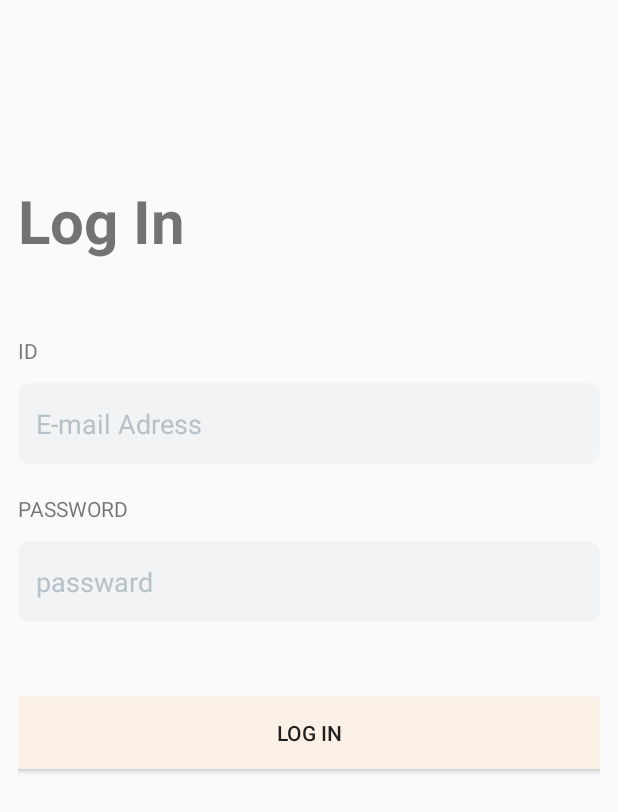
After one commit to new-year-hackathon-team-g/TheTheThe-Android, an Android app: the LoginActivity screen opened directly, with no data from a screen before it, on a phone screen of 412 x 824 dp. The commit adds this screen. Shown: the top 812 px of the screen. Run offline under Robolectric (Android 15) with nearby library versions, the phone set to English and light mode, and no system bars.

Commit message:
login page

```diff
--- a/app/src/main/AndroidManifest.xml
+++ b/app/src/main/AndroidManifest.xml
@@ -15,6 +15,9 @@
         android:theme="@style/Theme.TheTheTheAndroid"
         android:usesCleartextTraffic="true"
         tools:targetApi="31">
+        <activity
+            android:name=".login.LoginActivity"
+            android:exported="false" />
         <activity
             android:name=".signup.SignUpActivity"
             android:exported="false" />
--- a/app/src/main/java/com/soopeach/thethethe_android/couple/CoupleProfileActivity.kt
+++ b/app/src/main/java/com/soopeach/thethethe_android/couple/CoupleProfileActivity.kt
@@ -114,11 +114,11 @@ class CoupleProfileActivity : AppCompatActivity() {
 
     private fun save() {
         val coupleName = binding.coupleNameSetting.text.toString()
-        val coupleIntro = binding.coupleIntroSetting.text.toString()
+        val coupleIntro =  binding.coupleIntroSetting.text.toString()
 
         val data = hashMapOf(
             "coupleName" to coupleName,
-            "introduction" to coupleIntro
+            "introduction" to  coupleIntro
         )
     }
 }
--- /dev/null
+++ b/app/src/main/java/com/soopeach/thethethe_android/login/LoginActivity.kt
@@ -0,0 +1,12 @@
+package com.soopeach.thethethe_android.login
+
+import androidx.appcompat.app.AppCompatActivity
+import android.os.Bundle
+import com.soopeach.thethethe_android.R
+
+class LoginActivity : AppCompatActivity() {
+    override fun onCreate(savedInstanceState: Bundle?) {
+        super.onCreate(savedInstanceState)
+        setContentView(R.layout.activity_login)
+    }
+}
--- /dev/null
+++ b/app/src/main/java/com/soopeach/thethethe_android/login/LoginFragment.kt
@@ -0,0 +1,53 @@
+package com.soopeach.thethethe_android.login
+
+import android.os.Bundle
+import android.view.LayoutInflater
+import android.view.View
+import android.view.ViewGroup
+import androidx.fragment.app.Fragment
+import com.soopeach.thethethe_android.R
+
+/**
+ * A simple [Fragment] subclass.
+ * Use the [LoginFragment.newInstance] factory method to
+ * create an instance of this fragment.
+ */
+class LoginFragment : Fragment() {
+    // TODO: Rename and change types of parameters
+    private var param1: String? = null
+    private var param2: String? = null
+
+    override fun onCreate(savedInstanceState: Bundle?) {
+        super.onCreate(savedInstanceState)
+        arguments?.let {
+
+        }
+    }
+
+    override fun onCreateView(
+        inflater: LayoutInflater, container: ViewGroup?,
+        savedInstanceState: Bundle?
+    ): View? {
+        // Inflate the layout for this fragment
+        return inflater.inflate(R.layout.fragment_login, container, false)
+    }
+
+    companion object {
+        /**
+         * Use this factory method to create a new instance of
+         * this fragment using the provided parameters.
+         *
+         * @param param1 Parameter 1.
+         * @param param2 Parameter 2.
+         * @return A new instance of fragment LoginFragment.
+         */
+        // TODO: Rename and change types and number of parameters
+        @JvmStatic
+        fun newInstance(param1: String, param2: String) =
+            LoginFragment().apply {
+                arguments = Bundle().apply {
+
+                }
+            }
+    }
+}
--- /dev/null
+++ b/app/src/main/res/layout/activity_login.xml
@@ -0,0 +1,18 @@
+<?xml version="1.0" encoding="utf-8"?>
+<androidx.constraintlayout.widget.ConstraintLayout xmlns:android="http://schemas.android.com/apk/res/android"
+    xmlns:app="http://schemas.android.com/apk/res-auto"
+    xmlns:tools="http://schemas.android.com/tools"
+    android:layout_width="match_parent"
+    android:layout_height="match_parent"
+    tools:context=".login.LoginActivity">
+
+    <androidx.fragment.app.FragmentContainerView
+        android:id="@+id/fragment_container_view"
+        android:name="com.soopeach.thethethe_android.login.LoginFragment"
+        android:layout_width="0dp"
+        android:layout_height="0dp"
+        app:layout_constraintBottom_toBottomOf="parent"
+        app:layout_constraintEnd_toEndOf="parent"
+        app:layout_constraintStart_toStartOf="parent"
+        app:layout_constraintTop_toTopOf="parent" />
+</androidx.constraintlayout.widget.ConstraintLayout>
--- a/app/src/main/res/layout/activity_request.xml
+++ b/app/src/main/res/layout/activity_request.xml
@@ -15,9 +15,8 @@
         android:orientation="vertical"
         android:layout_marginTop="50dp">
     <ImageView
-        android:id="@+id/explain"
-        android:layout_width="match_parent"
-        android:layout_height="match_parent"
+        android:layout_width="wrap_content"
+        android:layout_height="wrap_content"
         android:layout_margin="10dp"
         android:src="@drawable/explain"/>
 
--- /dev/null
+++ b/app/src/main/res/layout/fragment_login.xml
@@ -0,0 +1,75 @@
+<?xml version="1.0" encoding="utf-8"?>
+<androidx.constraintlayout.widget.ConstraintLayout xmlns:android="http://schemas.android.com/apk/res/android"
+xmlns:app="http://schemas.android.com/apk/res-auto"
+xmlns:tools="http://schemas.android.com/tools"
+android:layout_width="match_parent"
+android:layout_height="match_parent"
+android:layout_marginHorizontal="12dp"
+android:layout_marginTop="120dp"
+tools:context=".login.LoginFragment">
+
+    <TextView
+        android:id="@+id/nickname"
+        tools:ignore="MissingConstraints"
+        android:layout_width="wrap_content"
+        android:layout_height="wrap_content"
+        android:layout_marginTop="10dp"
+        android:text="Log In"
+        android:textStyle="bold"
+        android:textSize="40dp"
+        />
+
+<TextView
+    android:id="@+id/email"
+    android:layout_width="0dp"
+    android:layout_height="wrap_content"
+    android:layout_marginTop="50dp"
+    android:text="ID"
+    app:layout_constraintEnd_toEndOf="parent"
+    app:layout_constraintStart_toStartOf="parent"
+    app:layout_constraintTop_toBottomOf="@id/nickname" />
+
+<com.soopeach.thethethe_android.custom.InputEditText
+    android:id="@+id/email_edit_text"
+    android:layout_width="0dp"
+    android:layout_height="wrap_content"
+    android:layout_marginTop="12dp"
+    app:inputEditTextHint="E-mail Adress"
+    app:layout_constraintEnd_toEndOf="parent"
+    app:layout_constraintStart_toStartOf="parent"
+    app:layout_constraintTop_toBottomOf="@id/email" />
+
+<TextView
+    android:id="@+id/password"
+    android:layout_width="0dp"
+    android:layout_height="wrap_content"
+    android:layout_marginTop="20dp"
+    android:text="PASSWORD"
+    app:layout_constraintEnd_toEndOf="parent"
+    app:layout_constraintStart_toStartOf="parent"
+    app:layout_constraintTop_toBottomOf="@id/email_edit_text" />
+
+<com.soopeach.thethethe_android.custom.InputEditText
+    android:id="@+id/password_edit_text"
+    android:layout_width="0dp"
+    android:layout_height="wrap_content"
+    android:layout_marginTop="12dp"
+    app:inputEditTextHint="passward"
+    app:layout_constraintEnd_toEndOf="parent"
+    app:layout_constraintStart_toStartOf="parent"
+    app:layout_constraintTop_toBottomOf="@id/password" />
+
+
+    <Button
+    android:id="@+id/button"
+    android:layout_width="match_parent"
+    android:layout_height="wrap_content"
+    android:layout_marginTop="50dp"
+    android:background="#FAF0E6"
+    android:text="Log In"
+    app:layout_constraintEnd_toEndOf="parent"
+    app:layout_constraintStart_toStartOf="parent"
+    app:layout_constraintTop_toBottomOf="@id/password_edit_text" />
+
+
+</androidx.constraintlayout.widget.ConstraintLayout>
```
Also changed, not shown: app/src/main/res/layout/activity_couple_profile.xml (+15 -11 lines), app/src/main/res/layout/activity_splash.xml (+17 -0 lines), app/src/main/res/drawable/heart.png (added), app/src/main/res/drawable/splash.png (added), app/src/main/res/drawable/the.png (added).
